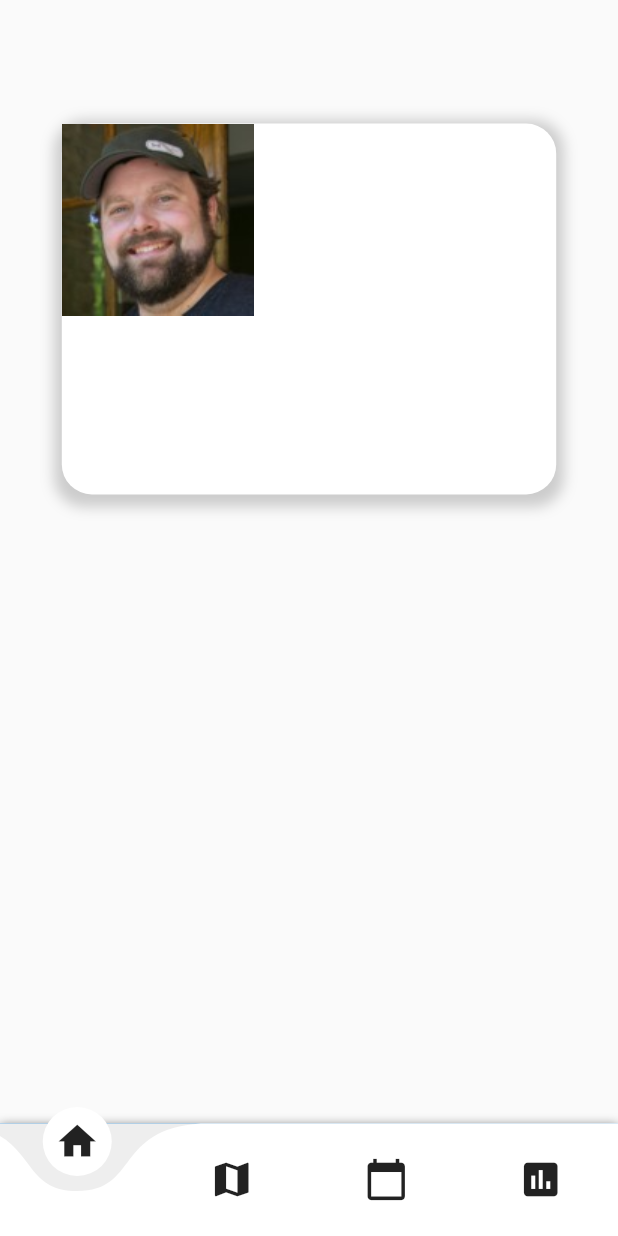
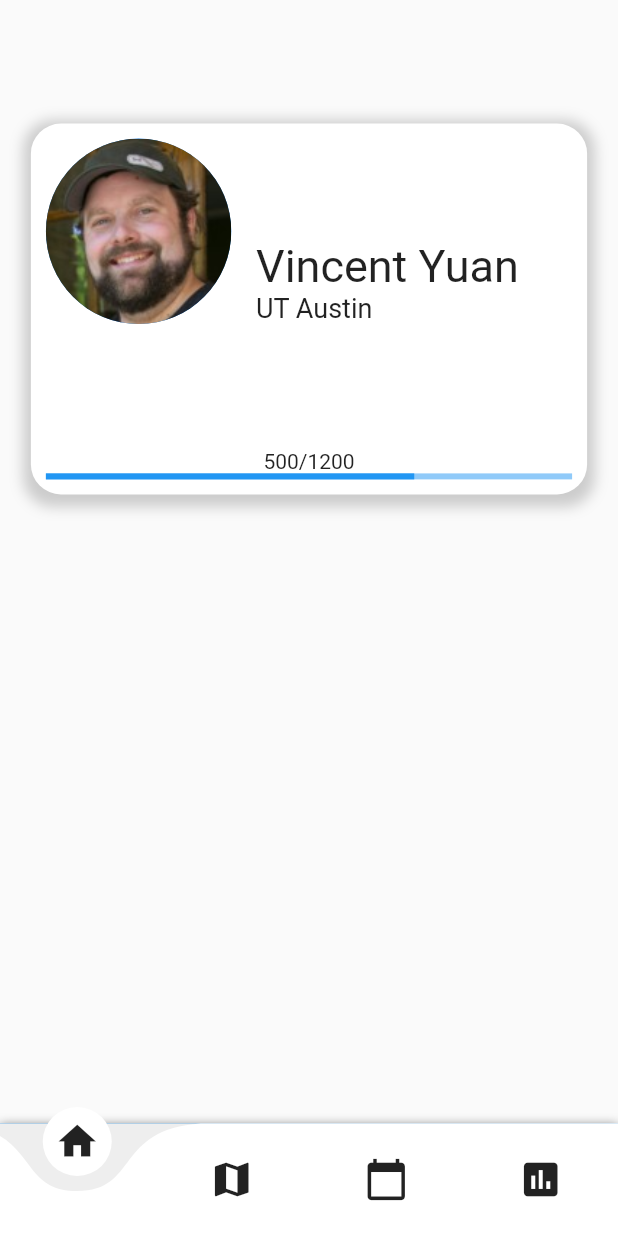
Before and after one commit to YuanSamuel/college_competitions, a Flutter app: the screen it shows after launch, on a phone screen of 412 x 824 dp. Run offline on Flutter 3.47's test engine with Material 2 defaults, Android fonts, the light colour scheme and no system bars; drawn by our look-alikes of curved_navigation_bar; our stand-ins replace cloud_firestore, dio, firebase_auth, firebase_core, firebase_storage, google_maps_flutter and 2 more; accounts and stored records are empty.

Commit message:
working on dashboard_screen.dart

```diff
--- a/lib/screens/dashboard_screen.dart
+++ b/lib/screens/dashboard_screen.dart
@@ -24,7 +24,8 @@ class _DashboardScreenState extends State<DashboardScreen> {
             SizedBox(height: height * 0.1,),
             Container(
               height: height * 0.3,
-              width: width * 0.8,
+              width: width * 0.9,
+              padding: EdgeInsets.all(10.0),
               decoration: BoxDecoration(
                 color: Colors.white,
                 borderRadius: BorderRadius.circular(20.0),
@@ -38,12 +39,32 @@ class _DashboardScreenState extends State<DashboardScreen> {
                 ],
               ),
               child: Column(
+                crossAxisAlignment: CrossAxisAlignment.start,
+                mainAxisAlignment: MainAxisAlignment.spaceBetween,
                 children: [
                   Row(
+                    crossAxisAlignment: CrossAxisAlignment.end,
                     children: [
-                      Image(
-                        image: AssetImage('assets/profpic1.jpg'),
-                      )
+                      CircleAvatar(
+                        backgroundImage: AssetImage('assets/profpic1.jpg'),
+                        radius: width * 0.15,
+                      ),
+                      SizedBox(width: width * 0.04,),
+                      Column(
+                        crossAxisAlignment: CrossAxisAlignment.start,
+                        children: [
+                          Text('Vincent Yuan', style: TextStyle(fontSize: 30.0, fontWeight: FontWeight.normal),),
+                          Text('UT Austin', style: TextStyle(fontSize: 18.0, fontWeight: FontWeight.normal),),
+                        ],
+                      ),
+                    ],
+                  ),
+                  Column(
+                    children: [
+                      Text('500/1200'),
+                      LinearProgressIndicator(
+                        value: 0.7,
+                      ),
                     ],
                   )
                 ],
```
